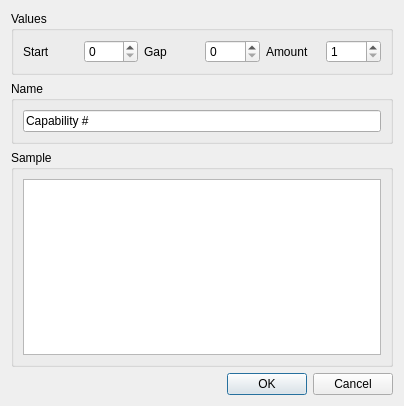
This is fixtureeditor/capabilitywizard.ui in mcallegari/qlcplus as Qt 5 draws it before an edit. The edited form follows.
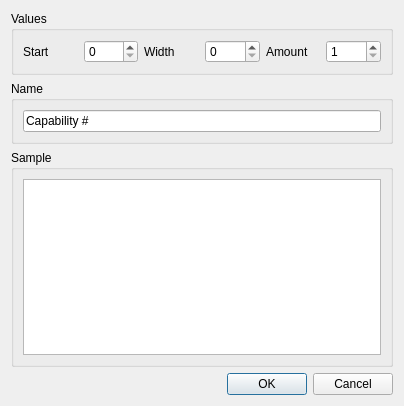
This is the edited form.

Commit message: Change word "gap" to "width" in capabilities editor.

```diff
--- a/fixtureeditor/capabilitywizard.ui
+++ b/fixtureeditor/capabilitywizard.ui
@@ -39,7 +39,7 @@
       <item>
        <widget class="QLabel" name="label_2" >
         <property name="text" >
-         <string>Gap</string>
+         <string>Width</string>
         </property>
        </widget>
       </item>
```
Left out of the diff: 4 changed lines with no effect on the pictures. The commit also changes 2 other files.
